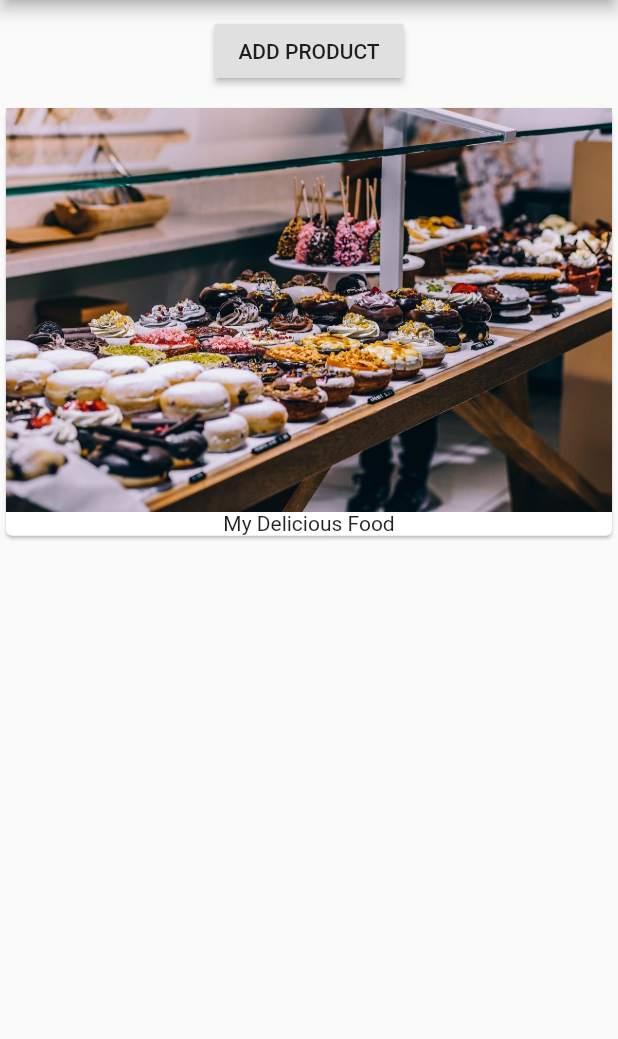
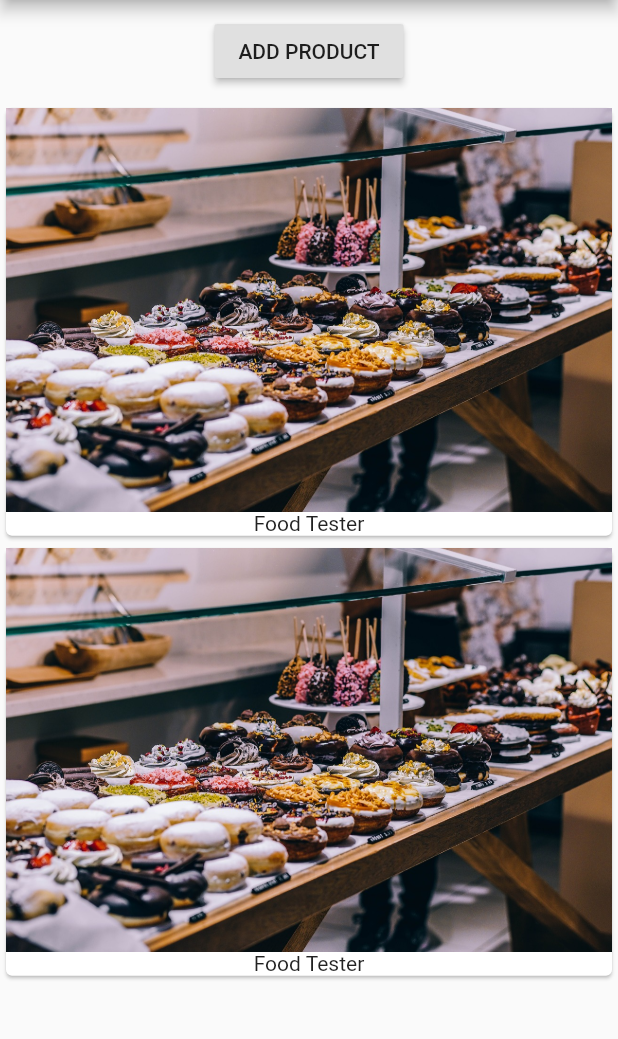
Before and after one commit to khanifzyen/my_first_app, a Flutter app: the screen it shows after launch, on a phone screen of 412 x 824 dp, the part 84-1123 px from its top. Run offline on Flutter 3.47's test engine with Material 2 defaults, Android fonts, the phone set to English and light mode, and no system bars.

```diff
--- a/lib/main.dart
+++ b/lib/main.dart
@@ -15,7 +15,14 @@ class MyApp extends StatelessWidget {
   }
 }
 
-class HomePage extends StatelessWidget {
+class HomePage extends StatefulWidget {
+  @override
+  _HomePageState createState() => _HomePageState();
+}
+
+class _HomePageState extends State<HomePage> {
+  List<String> _products = ['Food Tester', 'Food Vaganza'];
+
   @override
   Widget build(BuildContext context) {
     return Scaffold(
@@ -25,25 +32,24 @@ class HomePage extends StatelessWidget {
       body: Column(
         children: <Widget>[
           Container(
-            margin: EdgeInsets.only(top: 10.0,bottom: 10.0),
+            margin: EdgeInsets.only(top: 10.0, bottom: 10.0),
             child: RaisedButton(
               child: Text('ADD PRODUCT'),
-              onPressed: (){ },
+              onPressed: () {},
             ),
           ),
           Column(
-            children: <Widget>[
-              Card(
-                child: Column(
+            children:
+              _products.map((el) {
+                return Card(
+                    child: Column(
                   children: <Widget>[
                     Image.asset('assets/food.jpg'),
-                    Text('My Delicious Food'),
+                    Text(_products[0]),
                   ],
-                )
-              ),
-            ],
+                ));
+              }).toList(),
           ),
-
         ],
       ),
     );
```
